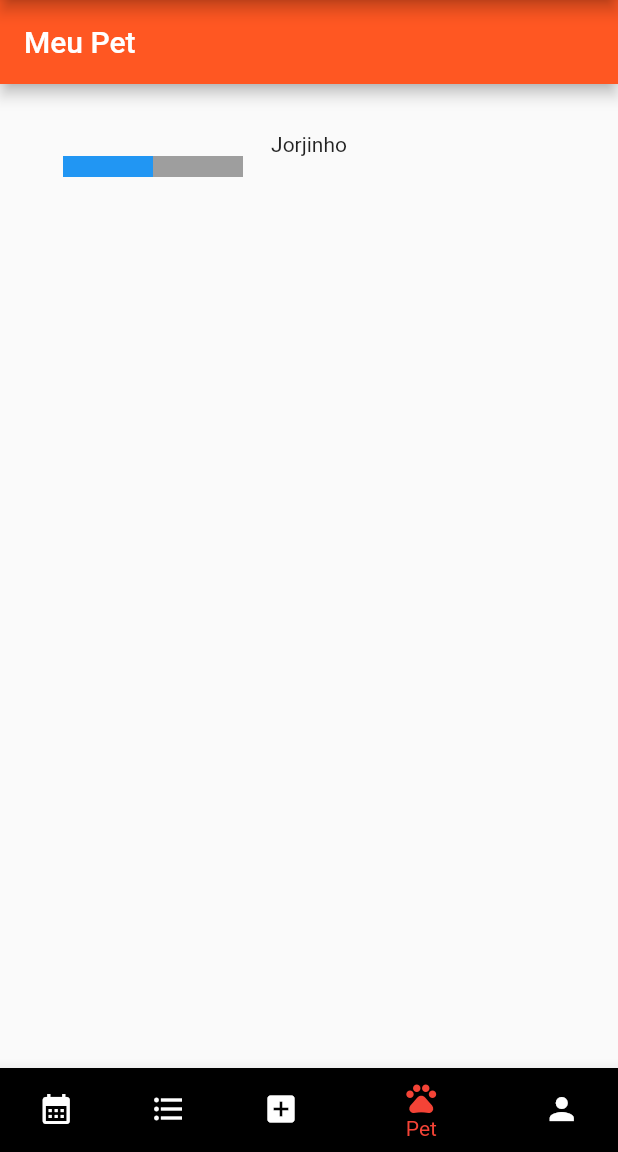
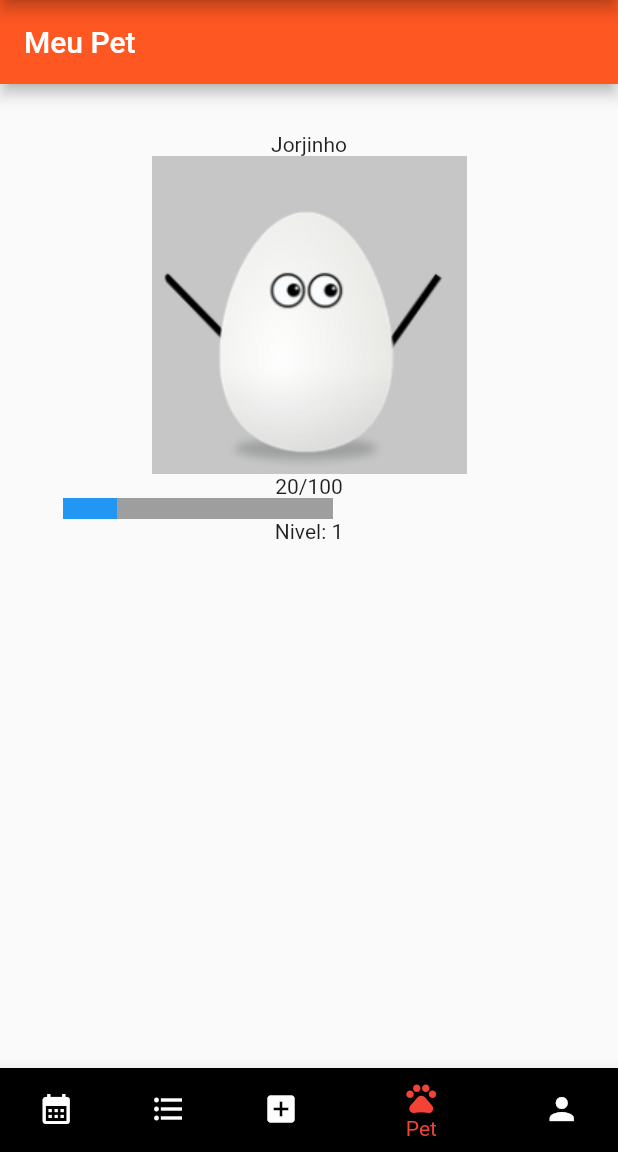
Before and after one commit to SauloMFreitas/LDDM-Projeto, a Flutter app: the screen it shows after launch, on a phone screen of 412 x 824 dp, the part 84-1236 px from its top. Run offline on Flutter 3.47's test engine with Material 2 defaults, Android fonts, the phone set to English and light mode, and no system bars; drawn by our look-alikes of percent_indicator; our stand-ins replace table_calendar.

Commit message:
update Pet

```diff
--- a/Myplanner/lib/Pet.dart
+++ b/Myplanner/lib/Pet.dart
@@ -1,5 +1,6 @@
 import 'package:flutter/material.dart';
 import 'package:percent_indicator/percent_indicator.dart';
+import 'dart:math';
 
 class Pet extends StatefulWidget {
 
@@ -10,13 +11,35 @@ class Pet extends StatefulWidget {
   _Pet createState() => _Pet();
 }
 
+
 class _Pet extends State<Pet> {
+
+  int _nivelAtual = 0;
 
   TextEditingController _texto = TextEditingController();
 
+  void _updateNivel() {
+
+    if (widget.xpAtual != null && widget.xpAtual! >= 0) {
+      _nivelAtual = (widget.xpAtual! / 100).floor();
+    }
+
+  }
+
+  double _getPercent() {
+    double percent = 1.0;
+
+    if (widget.xpAtual != null && widget.xpAtual! >= 0) {
+      int value = widget.xpAtual! % 100;
+      percent = value / 100;
+    }
+
+    return percent;
+  }
+
   @override
   Widget build(BuildContext context) {
-
+    _updateNivel();
     return Scaffold(
       appBar: AppBar(
         title: Text("Meu Pet"),
@@ -29,13 +52,19 @@ class _Pet extends State<Pet> {
 
             Text("Jorjinho"),
 
+            Image.asset('images/Pet_${_nivelAtual}.png'),
+
+            Text('${widget.xpAtual!%100}/100'),
+
             LinearPercentIndicator(
-                width: 140.0,
+                width: 200.0,
                 lineHeight: 14.0,
-                percent: 0.5,
+                percent: _getPercent(),
                 backgroundColor: Colors.grey,
                 progressColor: Colors.blue,
-              ),
+            ),
+
+            Text('Nivel: ${_nivelAtual}')
 
           ],
         ),
--- a/Myplanner/lib/main.dart
+++ b/Myplanner/lib/main.dart
@@ -24,7 +24,7 @@ class _InicioState extends State<Inicio> {
     Calendario(),
     Lista(),
     AddTarefa(),
-    Pet(),
+    Pet(xpAtual: 120),
     Perfil()
   ];
 
--- a/Myplanner/pubspec.yaml
+++ b/Myplanner/pubspec.yaml
@@ -65,9 +65,9 @@ flutter:
   uses-material-design: true
 
   # To add assets to your application, add an assets section, like this:
-  # assets:
-  #   - images/a_dot_burr.jpeg
-  #   - images/a_dot_ham.jpeg
+  assets:
+     - images/Pet_0.png
+     - images/Pet_1.png
 
   # An image asset can refer to one or more resolution-specific "variants", see
   # https://flutter.dev/assets-and-images/#resolution-aware
```
Also changed, not shown: Myplanner/lib/AddTarefa.dart (+13 -8 lines), Myplanner/images/Pet_0.png (added), Myplanner/images/Pet_1.png (added).
